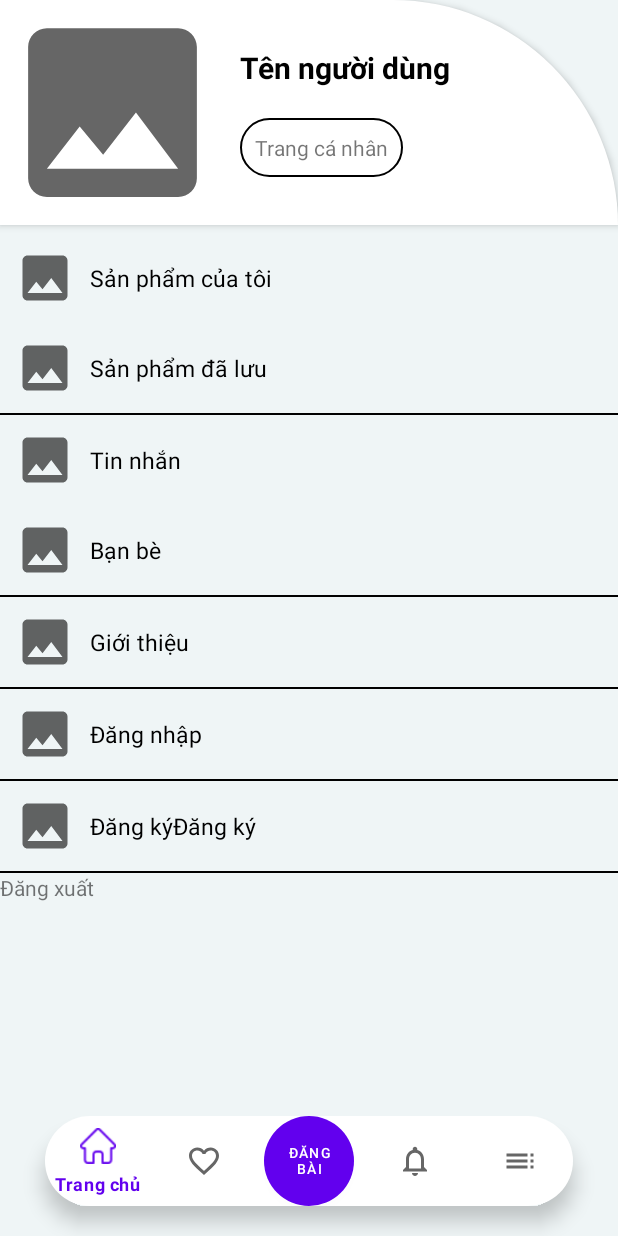
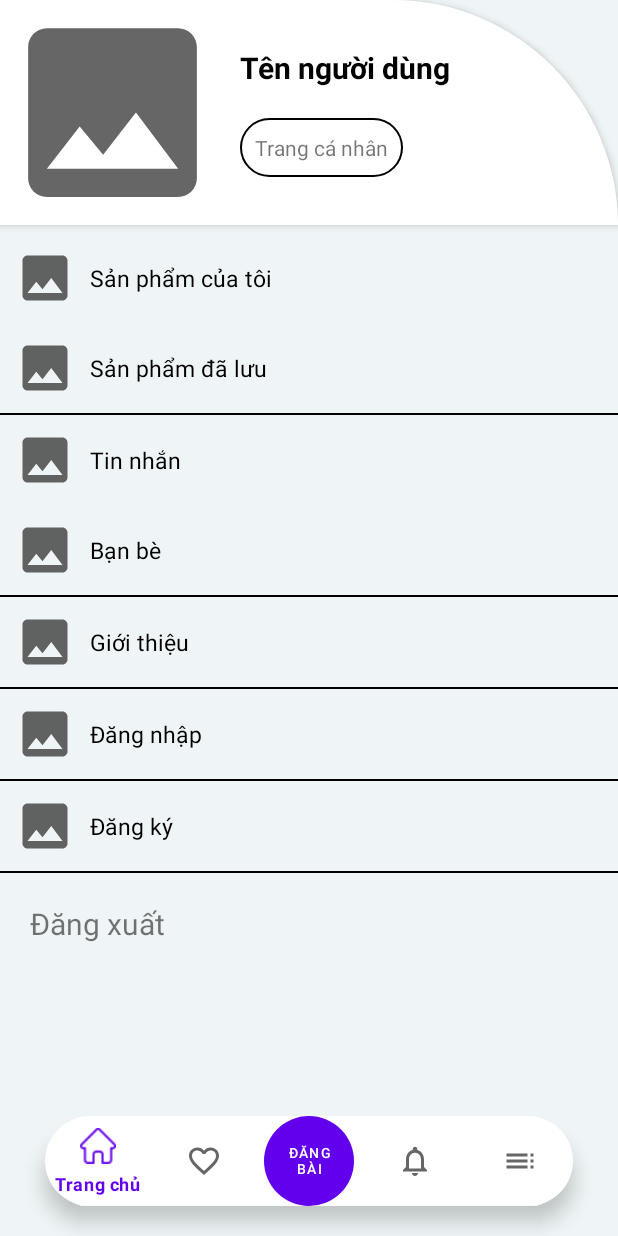
Before and after one commit to dainie17/D-n-1, an Android app: the fragment fragment_them placed in its activity, on a phone screen of 412 x 824 dp. Run offline under Robolectric (Android 15) with nearby library versions, the phone set to English and light mode, and no system bars; our stand-ins replace CircleImageView, Firebase (no records; nobody signed in at launch, a user with empty details on screens opened directly).

Commit message:
thêm cái đăng xuất nè

```diff
--- a/app/src/main/java/com/example/test_du_an_mau/fragment/fragment_them.java
+++ b/app/src/main/java/com/example/test_du_an_mau/fragment/fragment_them.java
@@ -49,8 +49,7 @@ public class fragment_them extends Fragment {
             @Override
             public void onClick(View v) {
                 FirebaseAuth mAuth = FirebaseAuth.getInstance();
-                FirebaseFirestore fStore = FirebaseFirestore.getInstance();
-
+                mAuth.signOut();
             }
         });
     }
--- a/app/src/main/res/layout/activity_fragment_them.xml
+++ b/app/src/main/res/layout/activity_fragment_them.xml
@@ -240,13 +240,6 @@
                 android:text="Đăng ký"
                 android:textColor="@color/black"
                 android:textSize="15sp" />
-            <TextView
-                android:id="@+id/txt_DangXuat"
-                android:layout_width="wrap_content"
-                android:layout_height="wrap_content"
-                android:text="Đăng ký"
-                android:textColor="@color/black"
-                android:textSize="15sp" />
 
         </LinearLayout>
 
@@ -256,9 +249,11 @@
             android:background="@color/black"/>
 
         <TextView
+            android:layout_margin="20dp"
             android:id="@+id/txt_dangxuat"
             android:layout_width="wrap_content"
             android:layout_height="wrap_content"
+            android:textSize="20dp"
             android:text="Đăng xuất"/>
 
     </LinearLayout>
```
